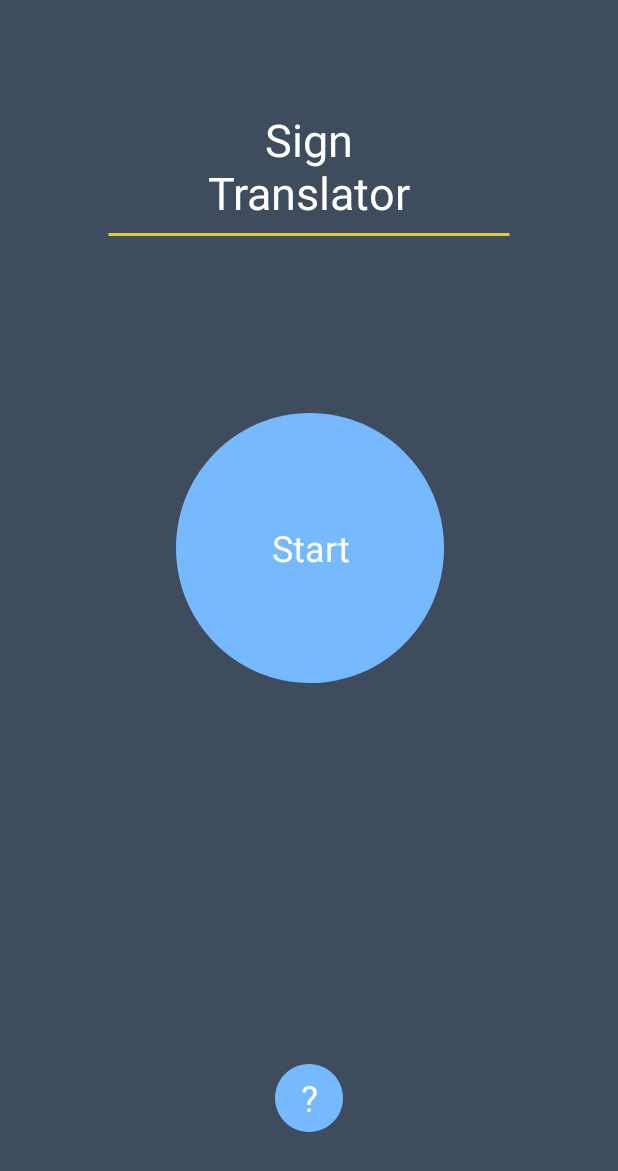
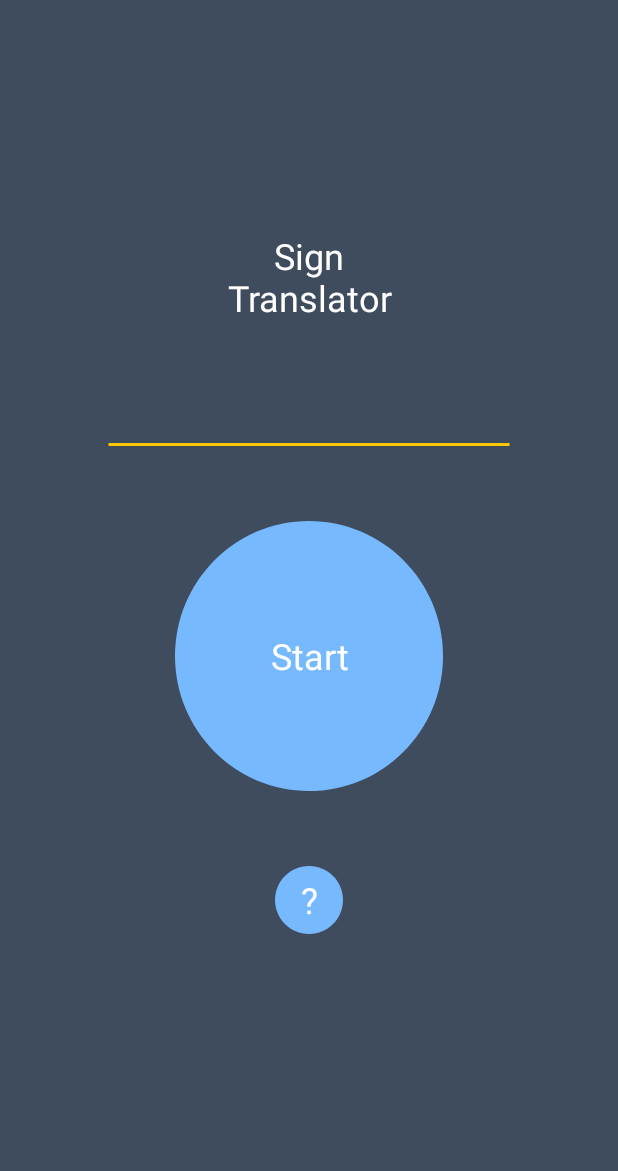
Before and after one commit to joro2404/SignTranslator, an Android app: the screen it shows after launch (HomeActivity), on a phone screen of 412 x 824 dp. Shown: the top 1171 px of the screen. Run offline under Robolectric (Android 15) with nearby library versions, the phone set to English and light mode, and no system bars.

Commit message:
switched to constraint layout

```diff
--- a/SignRecogApp/app/src/main/res/layout/activity_home.xml
+++ b/SignRecogApp/app/src/main/res/layout/activity_home.xml
@@ -1,62 +1,62 @@
 <?xml version="1.0" encoding="utf-8"?>
-<RelativeLayout
+<androidx.constraintlayout.widget.ConstraintLayout
     xmlns:android="http://schemas.android.com/apk/res/android"
-    android:id="@+id/android_1"
-    android:layout_width="fill_parent"
-    android:layout_height="fill_parent"
-    android:background="@drawable/android_1"
-    >
+    xmlns:app="http://schemas.android.com/apk/res-auto"
+    android:layout_width="match_parent"
+    android:layout_height="match_parent"
+    android:background="@drawable/android_1">
 
     <TextView
         android:id="@+id/sign_transl"
         android:layout_width="292dp"
         android:layout_height="122dp"
-        android:layout_alignParentLeft="true"
-        android:layout_alignParentTop="true"
-        android:layout_marginLeft="60dp"
-        android:layout_marginTop="50dp"
-        android:gravity="center_horizontal|center_vertical"
         android:text="@string/sign_transl"
-        android:textAppearance="@style/sign_transl" />
+        android:layout_marginBottom="50dp"
+        android:gravity="center"
+        android:textAppearance="@style/start"
+        app:layout_constraintLeft_toLeftOf="parent"
+        app:layout_constraintRight_toRightOf="parent"
+            app:layout_constraintBottom_toTopOf="@id/line_1" />
 
     <View
         android:id="@+id/line_1"
         android:layout_width="269dp"
         android:layout_height="2dp"
-        android:layout_alignParentStart="true"
-        android:layout_alignParentTop="true"
-        android:layout_marginStart="71dp"
-        android:layout_marginTop="155dp"
-        android:background="@drawable/line_1" />
+        android:background="@drawable/line_1"
+        android:layout_marginBottom="50dp"
+        app:layout_constraintBottom_toTopOf="@id/cameraButton"
+        app:layout_constraintLeft_toLeftOf="parent"
+        app:layout_constraintRight_toRightOf="parent"
+         />
 
     <Button
         android:id="@+id/cameraButton"
         android:layout_width="178.49dp"
         android:layout_height="180dp"
-        android:layout_alignParentLeft="true"
-        android:layout_alignParentTop="true"
-        android:layout_marginLeft="117dp"
-        android:layout_marginTop="275dp"
         android:background="@drawable/ellipse_2"
         android:elevation="4dp"
         android:text="@string/start"
+        android:gravity="center"
         android:textAppearance="@style/start"
-        android:gravity="center_horizontal|center_vertical"
-        />
+        android:layout_marginTop="50dp"
+        app:layout_constraintLeft_toLeftOf="parent"
+        app:layout_constraintRight_toRightOf="parent"
+        app:layout_constraintTop_toTopOf="parent"
+        app:layout_constraintBottom_toBottomOf="parent"
+ />
 
 
     <Button
         android:id="@+id/infoButton"
         android:layout_width="45dp"
         android:layout_height="45dp"
-        android:layout_alignParentStart="true"
-        android:layout_alignParentBottom="true"
-        android:layout_marginLeft="183dp"
-        android:layout_marginBottom="69dp"
         android:background="@drawable/ellipse_1"
-        android:gravity="center_horizontal|center_vertical"
         android:text="@string/some_id"
-        android:textAppearance="@style/some_id">
-    </Button>
+        android:textAppearance="@style/some_id"
+        android:layout_marginTop="50dp"
+        app:layout_constraintTop_toBottomOf="@id/cameraButton"
+        app:layout_constraintLeft_toLeftOf="parent"
+        app:layout_constraintRight_toRightOf="parent"
+        />
 
-</RelativeLayout>
+</androidx.constraintlayout.widget.ConstraintLayout>
--- a/SignRecogApp/build.gradle
+++ b/SignRecogApp/build.gradle
@@ -7,7 +7,7 @@ buildscript {
 
     }
     dependencies {
-        classpath 'com.android.tools.build:gradle:4.0.1'
+        classpath 'com.android.tools.build:gradle:3.5.3'
 
         // NOTE: Do not place your application dependencies here; they belong
         // in the individual module build.gradle files
```
